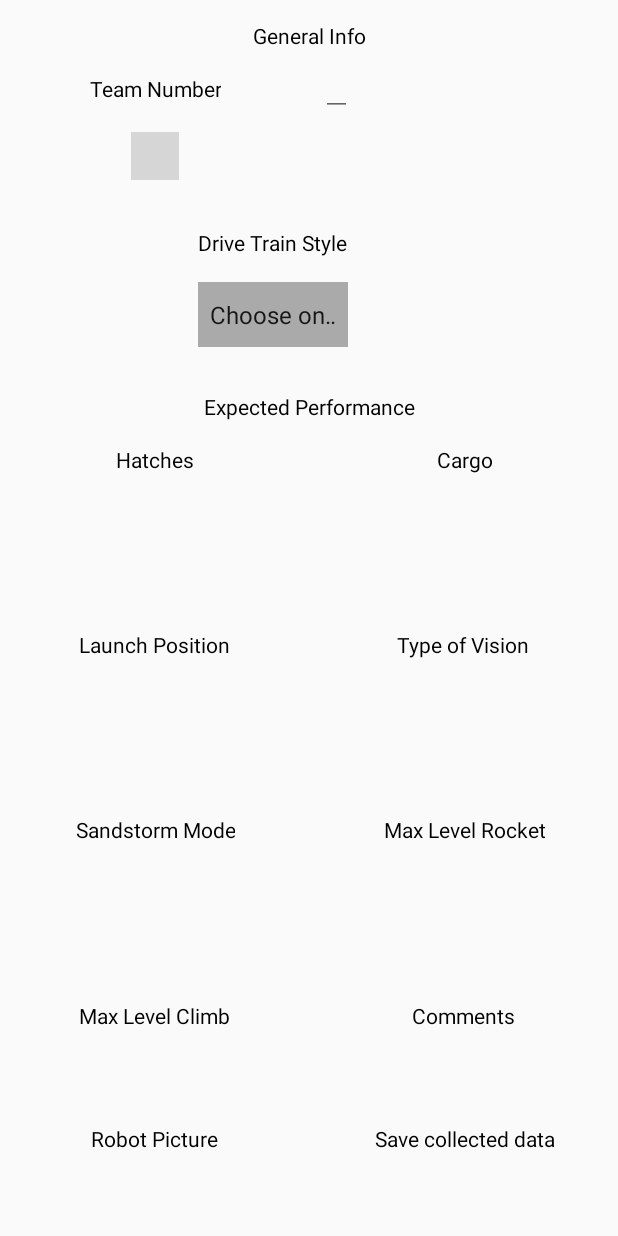
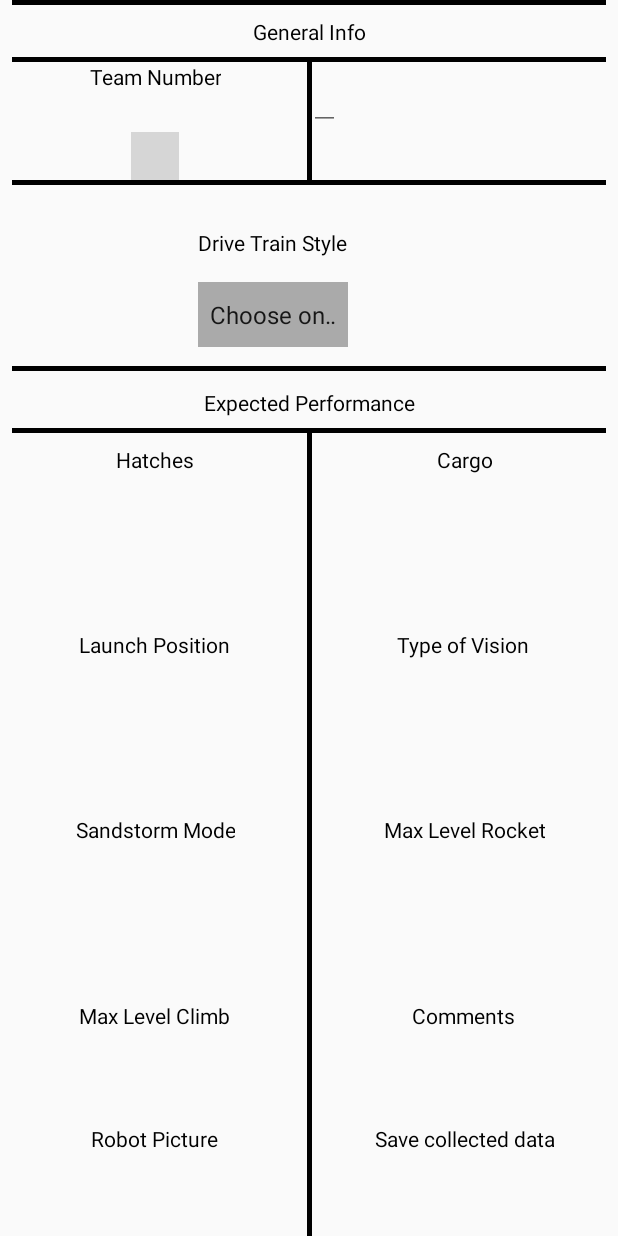
Before and after one commit to databits3883/Android-Future-Scouting, an Android app: the fragment Pit placed in its activity, on a phone screen of 412 x 824 dp. Run offline under Robolectric (Android 15) with nearby library versions, the phone set to English and light mode, and no system bars; libraries missing offline, so code that uses them is left out: com.pedro.library, com.shrikanthravi.customnavigationdrawer2; plain views replace ExtendedEditText, MeterView, SNavigationDrawer, TextFieldBoxes; 9 statements that could not run were skipped; grey boxes are pictures that could not be loaded.

Commit message:
Tweak positions, add Other option to drivetrain, don't hide navbar

```diff
--- a/app/src/main/java/com/deadman/databitsfuture/Crowd.java
+++ b/app/src/main/java/com/deadman/databitsfuture/Crowd.java
@@ -23,8 +23,7 @@ public class Crowd extends Fragment {
 
         // Go Full screen and hide navbar
         View decorView = getActivity().getWindow().getDecorView();
-        int uiOptions = View.SYSTEM_UI_FLAG_HIDE_NAVIGATION
-                | View.SYSTEM_UI_FLAG_FULLSCREEN | View.SYSTEM_UI_FLAG_IMMERSIVE_STICKY;
+        int uiOptions = View.SYSTEM_UI_FLAG_FULLSCREEN | View.SYSTEM_UI_FLAG_IMMERSIVE_STICKY;
         decorView.setSystemUiVisibility(uiOptions);
 
         // Inflate the layout for this fragment
--- a/app/src/main/java/com/deadman/databitsfuture/Drawer.java
+++ b/app/src/main/java/com/deadman/databitsfuture/Drawer.java
@@ -26,8 +26,7 @@ public class Drawer extends AppCompatActivity {
         setContentView(R.layout.drawer);
 
         View decorView = getWindow().getDecorView();
-        int uiOptions = View.SYSTEM_UI_FLAG_HIDE_NAVIGATION
-                | View.SYSTEM_UI_FLAG_FULLSCREEN | View.SYSTEM_UI_FLAG_IMMERSIVE_STICKY;
+        int uiOptions = View.SYSTEM_UI_FLAG_FULLSCREEN | View.SYSTEM_UI_FLAG_IMMERSIVE_STICKY;
         decorView.setSystemUiVisibility(uiOptions);
 
         AutoPermissions.Companion.loadAllPermissions(this, 1);
--- a/app/src/main/java/com/deadman/databitsfuture/Master.java
+++ b/app/src/main/java/com/deadman/databitsfuture/Master.java
@@ -22,8 +22,7 @@ public class Master extends Fragment {
 
         // Go Full screen and hide navbar
         View decorView = getActivity().getWindow().getDecorView();
-        int uiOptions = View.SYSTEM_UI_FLAG_HIDE_NAVIGATION
-                | View.SYSTEM_UI_FLAG_FULLSCREEN | View.SYSTEM_UI_FLAG_IMMERSIVE_STICKY;
+        int uiOptions = View.SYSTEM_UI_FLAG_FULLSCREEN | View.SYSTEM_UI_FLAG_IMMERSIVE_STICKY;
         decorView.setSystemUiVisibility(uiOptions);
 
         // Inflate the layout for this fragment
--- a/app/src/main/java/com/deadman/databitsfuture/Pit.java
+++ b/app/src/main/java/com/deadman/databitsfuture/Pit.java
@@ -30,8 +30,7 @@ public class Pit extends Fragment {
 
         // Go Full screen and hide navbar
         View decorView = getActivity().getWindow().getDecorView();
-        int uiOptions = View.SYSTEM_UI_FLAG_HIDE_NAVIGATION
-                | View.SYSTEM_UI_FLAG_FULLSCREEN | View.SYSTEM_UI_FLAG_IMMERSIVE_STICKY;
+        int uiOptions = View.SYSTEM_UI_FLAG_FULLSCREEN | View.SYSTEM_UI_FLAG_IMMERSIVE_STICKY;
         decorView.setSystemUiVisibility(uiOptions);
 
         Spinner spinner1 = rootview.findViewById(R.id.spinner1);
@@ -46,6 +45,7 @@ public class Pit extends Fragment {
         list.add("Octicanum");
         list.add("Posicanum");
         list.add("Butterfly");
+        list.add("Other (Put in comments)");
         ArrayAdapter dataAdapter = new ArrayAdapter<>(getContext(),
                 android.R.layout.simple_spinner_item, list);
         dataAdapter.setDropDownViewResource(R.layout.spinner_item);
--- a/app/src/main/java/com/deadman/databitsfuture/Welcome.java
+++ b/app/src/main/java/com/deadman/databitsfuture/Welcome.java
@@ -27,8 +27,7 @@ public class Welcome extends Fragment {
 
         // Go Full screen and hide navbar
         View decorView = getActivity().getWindow().getDecorView();
-        int uiOptions = View.SYSTEM_UI_FLAG_HIDE_NAVIGATION
-                | View.SYSTEM_UI_FLAG_FULLSCREEN | View.SYSTEM_UI_FLAG_IMMERSIVE_STICKY;
+        int uiOptions = View.SYSTEM_UI_FLAG_FULLSCREEN | View.SYSTEM_UI_FLAG_IMMERSIVE_STICKY;
         decorView.setSystemUiVisibility(uiOptions);
 
         Spinner spinner1 = rootview.findViewById(R.id.spinner1);
--- a/app/src/main/res/layout-sw600dp/pit.xml
+++ b/app/src/main/res/layout-sw600dp/pit.xml
@@ -97,13 +97,13 @@
         android:layout_height="wrap_content"
         android:layout_marginStart="8dp"
         android:layout_marginEnd="8dp"
-        android:layout_marginBottom="8dp"
         android:text="@string/pit_team_number"
         android:textAlignment="center"
         android:textColor="@color/black"
         android:textSize="24sp"
         app:layout_constraintBottom_toTopOf="@+id/meterView"
         app:layout_constraintEnd_toStartOf="@+id/guideline4"
+        app:layout_constraintHorizontal_bias="0.47"
         app:layout_constraintStart_toStartOf="parent" />
 
     <com.alexzaitsev.meternumberpicker.MeterView
@@ -330,4 +330,85 @@
         app:layout_constraintEnd_toEndOf="parent"
         app:layout_constraintStart_toStartOf="@+id/guideline4" />
 
+    <View
+        android:id="@+id/view6"
+        style="@style/dividerHorizontal"
+        android:layout_width="0dp"
+        android:layout_height="3dp"
+        android:layout_marginStart="8dp"
+        android:layout_marginEnd="8dp"
+        android:background="@color/black"
+        app:layout_constraintEnd_toEndOf="parent"
+        app:layout_constraintStart_toStartOf="parent"
+        app:layout_constraintTop_toTopOf="parent" />
+
+    <View
+        android:id="@+id/view7"
+        style="@style/dividerVertical"
+        android:layout_height="0dp"
+        android:layout_marginStart="8dp"
+        android:layout_marginTop="8dp"
+        android:layout_marginEnd="8dp"
+        android:background="@color/black"
+        app:layout_constraintBottom_toTopOf="@+id/guideline6"
+        app:layout_constraintEnd_toEndOf="parent"
+        app:layout_constraintStart_toStartOf="parent"
+        app:layout_constraintTop_toBottomOf="@+id/info_title" />
+
+    <View
+        android:id="@+id/view8"
+        style="@style/dividerVertical"
+        android:layout_height="0dp"
+        android:layout_marginStart="8dp"
+        android:layout_marginEnd="8dp"
+        android:background="@color/black"
+        app:layout_constraintBottom_toBottomOf="parent"
+        app:layout_constraintEnd_toEndOf="parent"
+        app:layout_constraintStart_toStartOf="parent"
+        app:layout_constraintTop_toTopOf="@+id/guideline8" />
+
+    <View
+        android:id="@+id/view9"
+        style="@style/dividerHorizontal"
+        android:layout_width="0dp"
+        android:layout_marginStart="8dp"
+        android:layout_marginEnd="8dp"
+        android:background="@color/black"
+        app:layout_constraintBottom_toTopOf="@+id/guideline5"
+        app:layout_constraintEnd_toEndOf="parent"
+        app:layout_constraintStart_toStartOf="parent" />
+
+    <View
+        android:id="@+id/view10"
+        style="@style/dividerHorizontal"
+        android:layout_width="0dp"
+        android:layout_marginStart="8dp"
+        android:layout_marginEnd="8dp"
+        android:background="@color/black"
+        app:layout_constraintBottom_toTopOf="@+id/guideline6"
+        app:layout_constraintEnd_toEndOf="parent"
+        app:layout_constraintStart_toStartOf="parent" />
+
+    <View
+        android:id="@+id/view11"
+        style="@style/dividerHorizontal"
+        android:layout_width="0dp"
+        android:layout_marginStart="8dp"
+        android:layout_marginEnd="8dp"
+        android:background="@color/black"
+        app:layout_constraintBottom_toTopOf="@+id/guideline7"
+        app:layout_constraintEnd_toEndOf="parent"
+        app:layout_constraintStart_toStartOf="parent" />
+
+    <View
+        android:id="@+id/view12"
+        style="@style/dividerHorizontal"
+        android:layout_width="0dp"
+        android:layout_marginStart="8dp"
+        android:layout_marginEnd="8dp"
+        android:background="@color/black"
+        app:layout_constraintBottom_toTopOf="@+id/guideline8"
+        app:layout_constraintEnd_toEndOf="parent"
+        app:layout_constraintStart_toStartOf="parent" />
+
 </androidx.constraintlayout.widget.ConstraintLayout>
--- a/app/src/main/res/layout/pit.xml
+++ b/app/src/main/res/layout/pit.xml
@@ -81,6 +81,7 @@
         android:layout_width="wrap_content"
         android:layout_height="wrap_content"
         android:layout_marginStart="8dp"
+        android:layout_marginTop="8dp"
         android:layout_marginEnd="8dp"
         android:layout_marginBottom="8dp"
         android:text="@string/pit_general_info"
@@ -89,14 +90,14 @@
         app:autoSizeTextType="uniform"
         app:layout_constraintBottom_toTopOf="@+id/guideline5"
         app:layout_constraintEnd_toEndOf="parent"
-        app:layout_constraintStart_toStartOf="parent" />
+        app:layout_constraintStart_toStartOf="parent"
+        app:layout_constraintTop_toTopOf="parent" />
 
     <TextView
         android:id="@+id/team_num"
         android:layout_width="wrap_content"
         android:layout_height="wrap_content"
         android:layout_marginStart="8dp"
-        android:layout_marginTop="8dp"
         android:layout_marginEnd="8dp"
         android:text="@string/pit_team_number"
         android:textAlignment="center"
@@ -122,22 +123,19 @@
 
     <studio.carbonylgroup.textfieldboxes.TextFieldBoxes
         android:id="@+id/text_field_boxes"
-        android:layout_width="156dp"
+        android:layout_width="0dp"
         android:layout_height="55dp"
-        android:layout_marginStart="8dp"
-        android:layout_marginTop="4dp"
         android:layout_marginEnd="8dp"
         app:labelText="Enter your name"
         app:layout_constraintEnd_toEndOf="parent"
-        app:layout_constraintHorizontal_bias="0.0"
+        app:layout_constraintHorizontal_bias="1.0"
         app:layout_constraintStart_toStartOf="@+id/guideline4"
         app:layout_constraintTop_toTopOf="@+id/guideline5">
 
         <studio.carbonylgroup.textfieldboxes.ExtendedEditText
             android:id="@+id/extended_edit_text"
             android:layout_width="wrap_content"
-            android:layout_height="wrap_content"
-            android:textSize="8sp" />
+            android:layout_height="wrap_content" />
 
     </studio.carbonylgroup.textfieldboxes.TextFieldBoxes>
 
@@ -174,6 +172,7 @@
         android:layout_width="wrap_content"
         android:layout_height="wrap_content"
         android:layout_marginStart="8dp"
+        android:layout_marginTop="8dp"
         android:layout_marginEnd="8dp"
         android:layout_marginBottom="8dp"
         android:text="@string/pit_expected_perf"
@@ -182,7 +181,8 @@
         app:autoSizeTextType="uniform"
         app:layout_constraintBottom_toTopOf="@+id/guideline8"
         app:layout_constraintEnd_toEndOf="parent"
-        app:layout_constraintStart_toStartOf="parent" />
+        app:layout_constraintStart_toStartOf="parent"
+        app:layout_constraintTop_toTopOf="@+id/guideline7" />
 
     <TextView
         android:id="@+id/pit_hatches"
@@ -329,4 +329,85 @@
         app:layout_constraintEnd_toEndOf="parent"
         app:layout_constraintStart_toStartOf="@+id/guideline4" />
 
+    <View
+        android:id="@+id/view6"
+        style="@style/dividerHorizontal"
+        android:layout_width="0dp"
+        android:layout_height="3dp"
+        android:layout_marginStart="8dp"
+        android:layout_marginEnd="8dp"
+        android:background="@color/black"
+        app:layout_constraintEnd_toEndOf="parent"
+        app:layout_constraintStart_toStartOf="parent"
+        app:layout_constraintTop_toTopOf="parent" />
+
+    <View
+        android:id="@+id/view7"
+        style="@style/dividerVertical"
+        android:layout_height="0dp"
+        android:layout_marginStart="8dp"
+        android:layout_marginTop="8dp"
+        android:layout_marginEnd="8dp"
+        android:background="@color/black"
+        app:layout_constraintBottom_toTopOf="@+id/guideline6"
+        app:layout_constraintEnd_toEndOf="parent"
+        app:layout_constraintStart_toStartOf="parent"
+        app:layout_constraintTop_toBottomOf="@+id/info_title" />
+
+    <View
+        android:id="@+id/view8"
+        style="@style/dividerVertical"
+        android:layout_height="0dp"
+        android:layout_marginStart="8dp"
+        android:layout_marginEnd="8dp"
+        android:background="@color/black"
+        app:layout_constraintBottom_toBottomOf="parent"
+        app:layout_constraintEnd_toEndOf="parent"
+        app:layout_constraintStart_toStartOf="parent"
+        app:layout_constraintTop_toTopOf="@+id/guideline8" />
+
+    <View
+        android:id="@+id/view9"
+        style="@style/dividerHorizontal"
+        android:layout_width="0dp"
+        android:layout_marginStart="8dp"
+        android:layout_marginEnd="8dp"
+        android:background="@color/black"
+        app:layout_constraintBottom_toTopOf="@+id/guideline5"
+        app:layout_constraintEnd_toEndOf="parent"
+        app:layout_constraintStart_toStartOf="parent" />
+
+    <View
+        android:id="@+id/view10"
+        style="@style/dividerHorizontal"
+        android:layout_width="0dp"
+        android:layout_marginStart="8dp"
+        android:layout_marginEnd="8dp"
+        android:background="@color/black"
+        app:layout_constraintBottom_toTopOf="@+id/guideline6"
+        app:layout_constraintEnd_toEndOf="parent"
+        app:layout_constraintStart_toStartOf="parent" />
+
+    <View
+        android:id="@+id/view11"
+        style="@style/dividerHorizontal"
+        android:layout_width="0dp"
+        android:layout_marginStart="8dp"
+        android:layout_marginEnd="8dp"
+        android:background="@color/black"
+        app:layout_constraintBottom_toTopOf="@+id/guideline7"
+        app:layout_constraintEnd_toEndOf="parent"
+        app:layout_constraintStart_toStartOf="parent" />
+
+    <View
+        android:id="@+id/view12"
+        style="@style/dividerHorizontal"
+        android:layout_width="0dp"
+        android:layout_marginStart="8dp"
+        android:layout_marginEnd="8dp"
+        android:background="@color/black"
+        app:layout_constraintBottom_toTopOf="@+id/guideline8"
+        app:layout_constraintEnd_toEndOf="parent"
+        app:layout_constraintStart_toStartOf="parent" />
+
 </androidx.constraintlayout.widget.ConstraintLayout>
--- a/app/src/main/res/values/styles.xml
+++ b/app/src/main/res/values/styles.xml
@@ -35,7 +35,7 @@
         <item name="mnp_textColor">@android:color/white</item>
         <item name="mnp_textSize">25sp</item>
         <item name="mnp_paddingHorizontal">5dp</item>
-        <item name="mnp_paddingVertical">7dp</item>
+        <item name="mnp_paddingVertical">8dp</item>
         <item name="mv_enabled">true</item>
     </style>
 
@@ -47,4 +47,19 @@
         <item name="mv_secondColor">@android:color/holo_red_dark</item>
     </style>
 
+    <style name="dividerBase">
+        <item name="android:background">@android:color/darker_gray</item>
+    </style>
+
+    <style name="dividerHorizontal" parent="dividerBase">
+        <item name="android:layout_width">match_parent</item>
+        <item name="android:layout_height">3dp</item>
+
+    </style>
+
+    <style name="dividerVertical" parent="dividerBase">
+        <item name="android:layout_width">3dp</item>
+        <item name="android:layout_height">match_parent</item>
+    </style>
+
 </resources>
```
